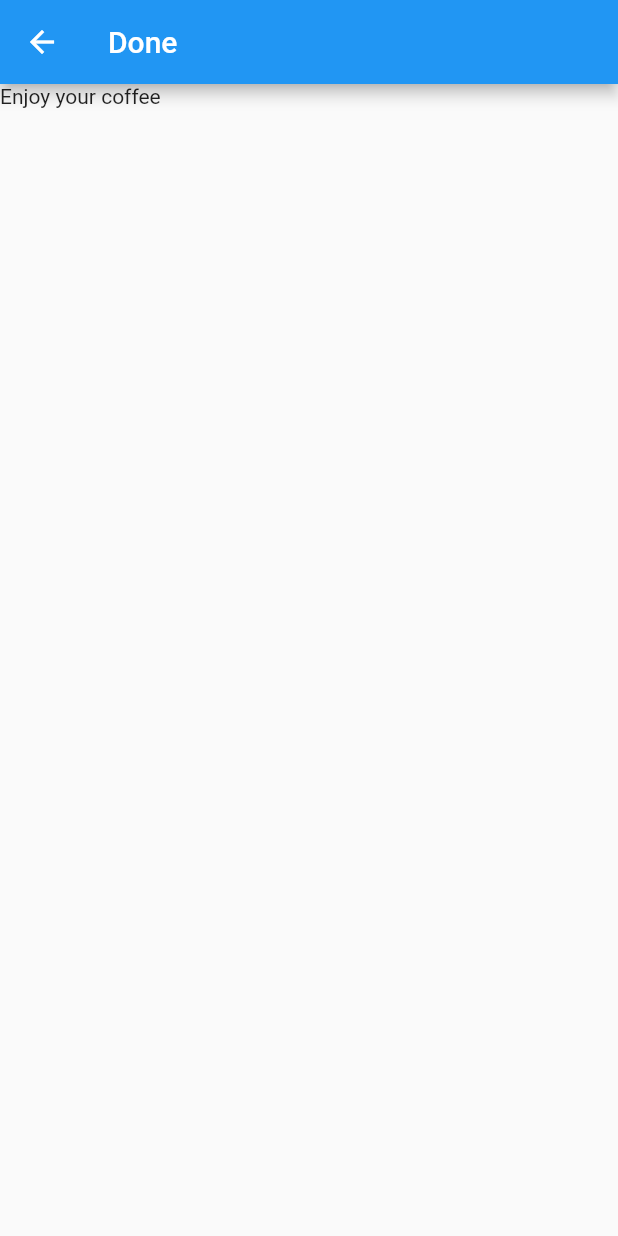
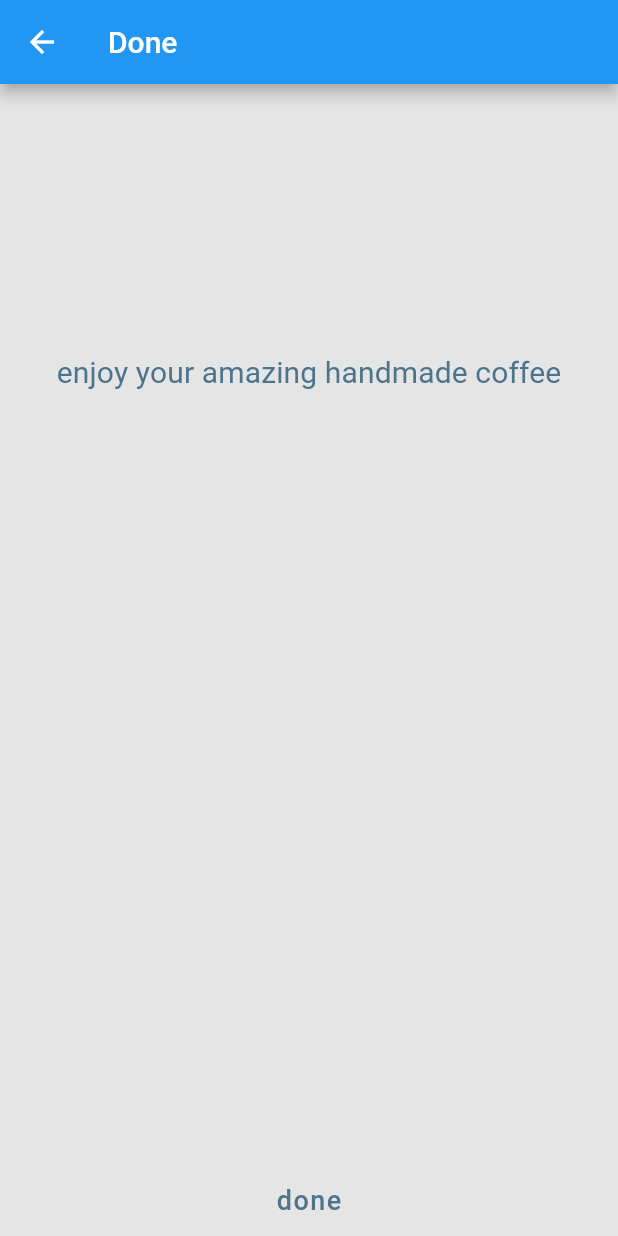
Before and after one commit to utrgv-software-engineering/homebrew-dripper-JohnAstro, a Flutter app: the DoneScreen screen opened directly, on a phone screen of 412 x 824 dp. Run offline on Flutter 3.47's test engine with Material 2 defaults, Android fonts, the phone set to English and light mode, and no system bars; Roboto replaces fonts that are missing (Monserrat, Monteserrat).

Commit message:
Finished Done Screen

```diff
--- a/lib/screens/done_screen.dart
+++ b/lib/screens/done_screen.dart
@@ -1,16 +1,48 @@
 import 'package:flutter/material.dart';
+import 'package:homebrew_dripper/screens/recipe_selection_screen.dart';
 
 class DoneScreen extends StatelessWidget {
   @override
   Widget build(BuildContext context) {
     return Scaffold(
+      backgroundColor: Color(0xFFE5E5E5),
       appBar: AppBar(
         title: Text("Done"),
       ),
-      body: Column(
-        children: [
-          Text("Enjoy your coffee"),
-        ],
+      body: Center(
+        child: Column(
+          mainAxisAlignment: MainAxisAlignment.center,
+          children: [
+            Expanded(
+                child: Container(
+                    child: Align(
+                        alignment: Alignment.center,
+                        child: Text("enjoy your amazing handmade coffee",
+                            style: TextStyle(
+                                fontFamily: 'Monteserrat',
+                                fontSize: 20,
+                                letterSpacing: 0.1,
+                                color: Color(0xFF4C748B)))))),
+            Expanded(
+                child: Container(
+                    child: Align(
+                        alignment: Alignment.bottomCenter,
+                        child: TextButton(
+                            onPressed: () {
+                              Navigator.pushReplacement(
+                                  context,
+                                  MaterialPageRoute(
+                                      builder: (context) =>
+                                          RecipeSelectionScreen()));
+                            },
+                            child: Text("done",
+                                style: TextStyle(
+                                    color: Color(0xFF4C748B),
+                                    fontSize: 18,
+                                    fontFamily: 'Monserrat',
+                                    letterSpacing: 1))))))
+          ],
+        ),
       ),
     );
   }
```
